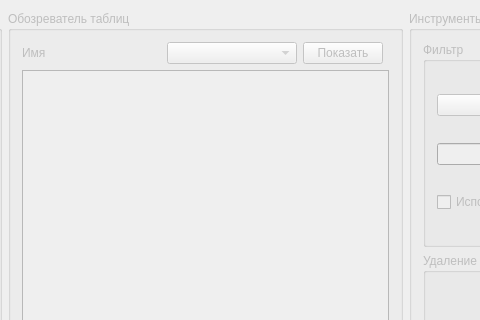
This is src/mainwindow.ui in inimitab1e/SchoolFormQT as Qt 5 draws it before an edit; both pictures show x 259 to 739 and y 0 to 320 of the 1228 by 504 pixel window. The edited form follows.
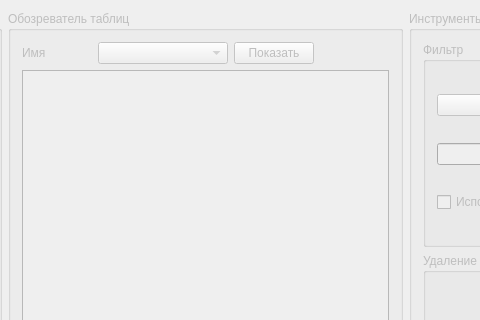
This is the edited form. The open tabs and pages were chosen to show the change. Icons and pictures are not drawn.

What changed in the file:
```diff
--- a/src/mainwindow.ui
+++ b/src/mainwindow.ui
@@ -386,7 +386,7 @@
        <string>Обозреватель таблиц</string>
       </property>
       <layout class="QGridLayout" name="gridLayout_2">
-       <item row="0" column="3">
+       <item row="0" column="2">
         <widget class="QPushButton" name="button_show_table">
          <property name="text">
           <string>Показать</string>
@@ -396,7 +396,7 @@
          </property>
         </widget>
        </item>
-       <item row="0" column="2">
+       <item row="0" column="1">
         <widget class="QComboBox" name="comboBox_table_name">
          <property name="sizePolicy">
           <sizepolicy hsizetype="Fixed" vsizetype="Fixed">
@@ -418,7 +418,7 @@
          </property>
         </widget>
        </item>
-       <item row="1" column="0" colspan="5">
+       <item row="1" column="0" colspan="4">
         <widget class="QTableView" name="tableView_database_table">
          <property name="sizePolicy">
           <sizepolicy hsizetype="Preferred" vsizetype="Preferred">
@@ -456,19 +456,6 @@
          </property>
         </widget>
        </item>
-       <item row="0" column="1">
-        <spacer name="horizontalSpacer">
-         <property name="orientation">
-          <enum>Qt::Horizontal</enum>
-         </property>
-         <property name="sizeHint" stdset="0">
-          <size>
-           <width>40</width>
-           <height>20</height>
-          </size>
-         </property>
-        </spacer>
-       </item>
       </layout>
      </widget>
     </item>
@@ -535,7 +522,7 @@
           <item>
            <widget class="QTabWidget" name="tabWidget_addinfo">
             <property name="currentIndex">
-             <number>2</number>
+             <number>0</number>
             </property>
             <widget class="QWidget" name="tp_school">
              <attribute name="title">
```
